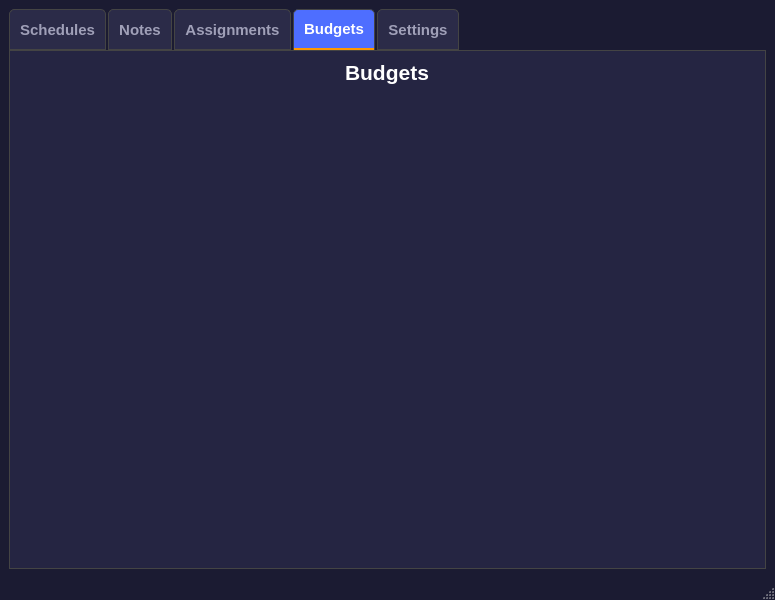
This is UI/window.ui in Matchu02118/AcademicManagementApp as Qt 5 draws it before an edit. The edited form follows.
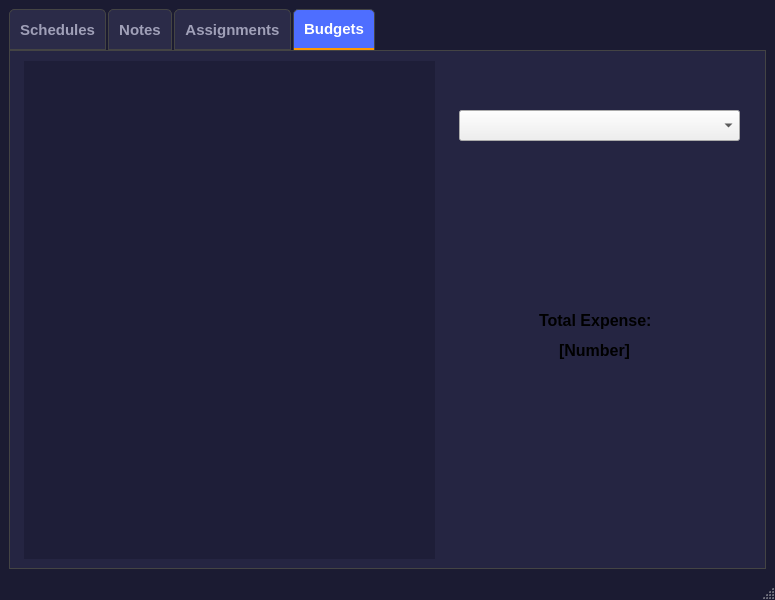
This is the edited form. The open tabs and pages were chosen to show the change. Icons and pictures are not drawn.

The edit to the form file:
```diff
--- a/UI/window.ui
+++ b/UI/window.ui
@@ -412,66 +412,110 @@
         <string>Budgets</string>
        </attribute>
        <layout class="QHBoxLayout" name="horizontalLayout_4">
-        <item alignment="Qt::AlignHCenter|Qt::AlignTop">
-         <widget class="QLabel" name="budgetLabel">
-          <property name="font">
-           <font>
-            <pointsize>16</pointsize>
-            <bold>true</bold>
-           </font>
-          </property>
-          <property name="styleSheet">
-           <string notr="true">QLabel{
-	color:#fff;
-}
-</string>
-          </property>
-          <property name="text">
-           <string>Budgets</string>
-          </property>
-         </widget>
-        </item>
-       </layout>
-      </widget>
-      <widget class="QWidget" name="SettingsTab">
-       <attribute name="title">
-        <string>Settings</string>
-       </attribute>
-       <layout class="QVBoxLayout" name="verticalLayout_2">
         <item>
-         <widget class="QLabel" name="settingsLabel">
+         <widget class="QWidget" name="budgetContainer" native="true">
           <property name="minimumSize">
            <size>
-            <width>640</width>
-            <height>480</height>
+            <width>430</width>
+            <height>0</height>
            </size>
           </property>
-          <property name="maximumSize">
-           <size>
-            <width>800</width>
-            <height>600</height>
-           </size>
-          </property>
-          <property name="font">
-           <font>
-            <pointsize>16</pointsize>
-            <bold>true</bold>
-           </font>
-          </property>
-          <property name="autoFillBackground">
-           <bool>false</bool>
-          </property>
-          <property name="styleSheet">
-           <string notr="true">QLabel{
+          <widget class="QTableWidget" name="budgetList">
+           <property name="geometry">
+            <rect>
+             <x>5</x>
+             <y>1</y>
+             <width>411</width>
+             <height>501</height>
+            </rect>
+           </property>
+           <property name="styleSheet">
+            <string notr="true">QTableWidget{
+	background-color:#1e1e38;
+	color: white;
+	border:none;
+}
+
+QHeaderView, QTableCornerButton::section, QHeaderView::section{
+	background-color:rgb(42, 42, 70);
+}
+
+QHeaderView, QHeaderView::section{
 	color:#fff;
+}
+
+QHeaderView{
+	text-align:center;
+	font-size:14px;
 }</string>
-          </property>
-          <property name="text">
-           <string>Settings</string>
-          </property>
-          <property name="alignment">
-           <set>Qt::AlignHCenter|Qt::AlignTop</set>
-          </property>
+           </property>
+          </widget>
+          <widget class="QWidget" name="budgetFncts" native="true">
+           <property name="geometry">
+            <rect>
+             <x>430</x>
+             <y>10</y>
+             <width>301</width>
+             <height>500</height>
+            </rect>
+           </property>
+           <property name="maximumSize">
+            <size>
+             <width>530</width>
+             <height>16777215</height>
+            </size>
+           </property>
+           <widget class="QComboBox" name="subjectInput">
+            <property name="geometry">
+             <rect>
+              <x>10</x>
+              <y>40</y>
+              <width>281</width>
+              <height>31</height>
+             </rect>
+            </property>
+           </widget>
+           <widget class="QLabel" name="expenseLabel">
+            <property name="geometry">
+             <rect>
+              <x>90</x>
+              <y>230</y>
+              <width>121</width>
+              <height>41</height>
+             </rect>
+            </property>
+            <property name="font">
+             <font>
+              <family>Tahoma</family>
+              <pointsize>12</pointsize>
+              <bold>true</bold>
+             </font>
+            </property>
+            <property name="text">
+             <string>Total Expense:</string>
+            </property>
+           </widget>
+           <widget class="QLabel" name="totalExpense">
+            <property name="geometry">
+             <rect>
+              <x>110</x>
+              <y>260</y>
+              <width>81</width>
+              <height>41</height>
+             </rect>
+            </property>
+            <property name="font">
+             <font>
+              <family>Tahoma</family>
+              <pointsize>12</pointsize>
+              <bold>true</bold>
+             </font>
+            </property>
+            <property name="text">
+             <string>[Number]</string>
+            </property>
+           </widget>
+          </widget>
          </widget>
         </item>
        </layout>
```
Left out of the diff: 75 changed lines with no effect on the pictures.
